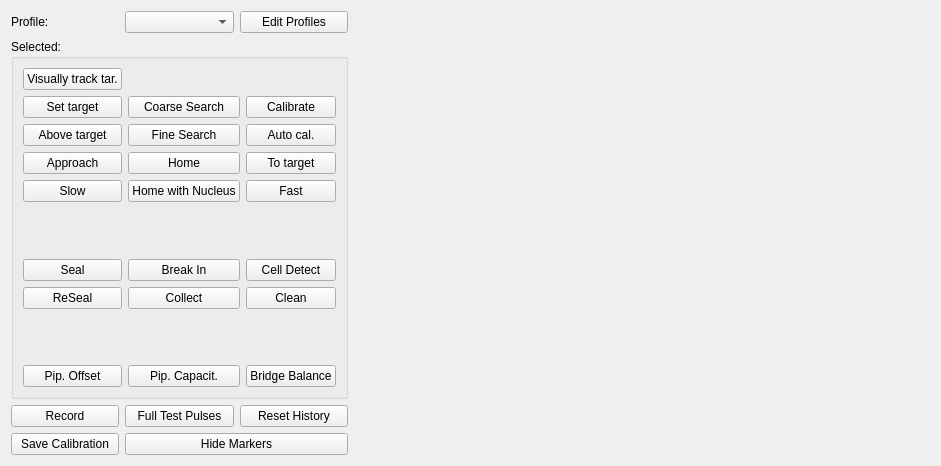
The window that acq4/modules/MultiPatch/multipatchTemplate.ui (acq4/acq4) describes before a commit, drawn with Qt 5.
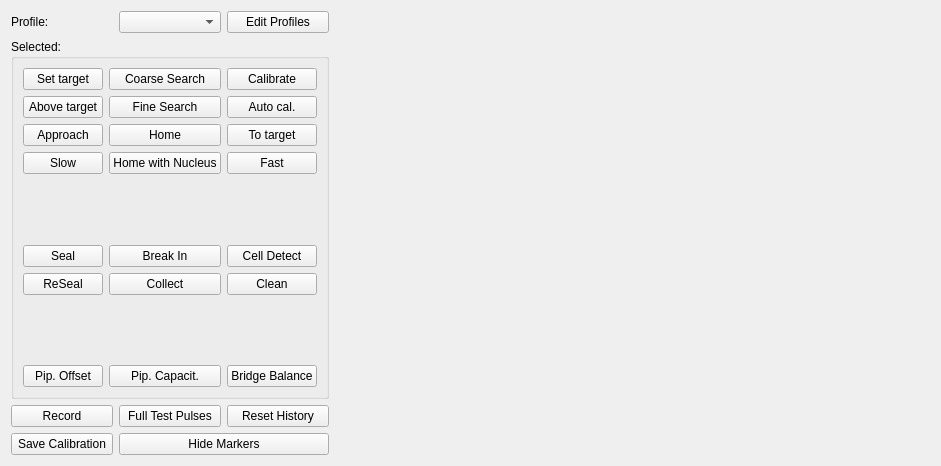
The same window after the commit. Custom widgets are drawn as their Qt base class.

Commit message: we will just use Approach for making Cells for now

Patch:
```diff
--- a/acq4/modules/MultiPatch/multipatchTemplate.ui
+++ b/acq4/modules/MultiPatch/multipatchTemplate.ui
@@ -64,16 +64,6 @@
       <string>Selected: </string>
      </property>
      <layout class="QGridLayout" name="gridLayout_2">
-      <item row="0" column="0">
-       <widget class="QPushButton" name="targetsAreCellsBtn">
-        <property name="text">
-         <string>Visually track tar.</string>
-        </property>
-        <property name="checkable">
-         <bool>true</bool>
-        </property>
-       </widget>
-      </item>
       <item row="1" column="0">
        <widget class="QPushButton" name="setTargetBtn">
         <property name="text">
```
The commit also changes 1 other file.
